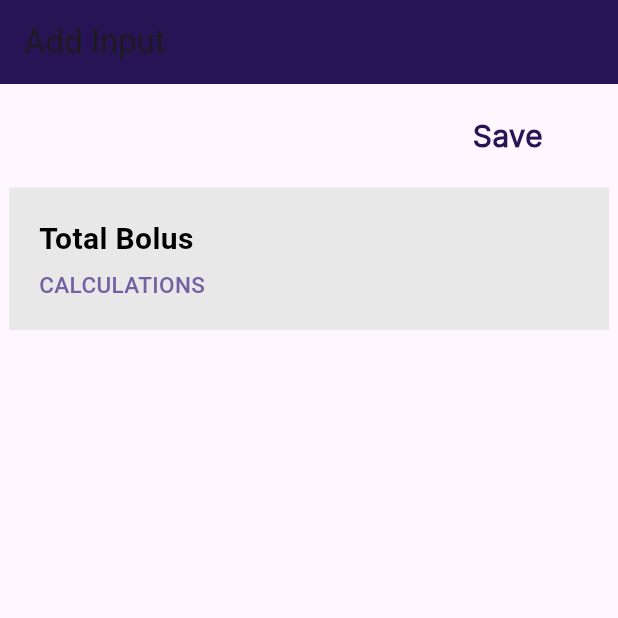
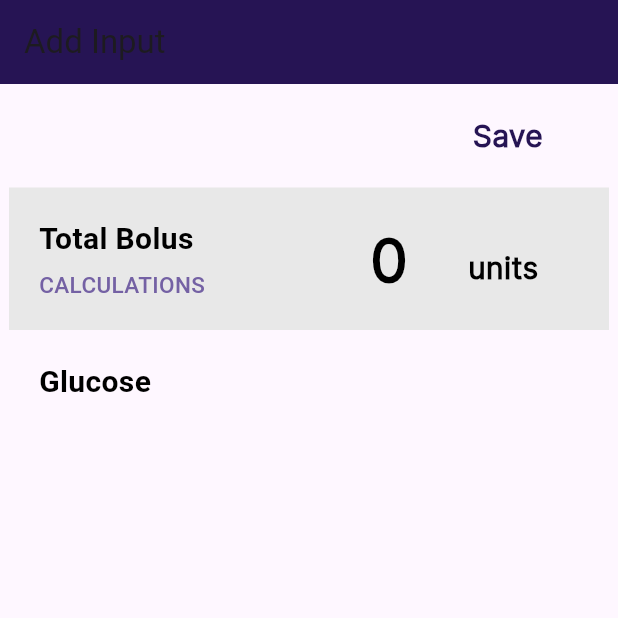
Before and after one commit to Layal-sh/senior-project, a Flutter app: the AddInput screen opened directly, on a phone screen of 412 x 824 dp, the top half of it. Run offline on Flutter 3.47's test engine with Material 3 defaults, Android fonts, the phone set to English and light mode, and no system bars; our stand-ins replace sqflite; accounts and stored records are empty.

Commit message:
fixed few stuff

```diff
--- a/lib/app.dart
+++ b/lib/app.dart
@@ -193,16 +193,17 @@ class AddInput extends StatelessWidget {
                 //height: 100,
                 width: 400,
 
-                child: Column(
+                child: Row(
                   crossAxisAlignment: CrossAxisAlignment.start,
                   children: [
                     SizedBox(
-                      height: 20,
+                      width: 20,
                     ),
-                    Row(
+                    Column(
+                      crossAxisAlignment: CrossAxisAlignment.start,
                       children: [
                         SizedBox(
-                          width: 20,
+                          height: 20,
                         ),
                         Text(
                           'Total Bolus',
@@ -211,15 +212,8 @@ class AddInput extends StatelessWidget {
                               color: Colors.black,
                               fontWeight: FontWeight.w700),
                         ),
-                      ],
-                    ),
-                    SizedBox(
-                      height: 5,
-                    ),
-                    Row(
-                      children: [
                         SizedBox(
-                          width: 20,
+                          height: 5,
                         ),
                         Text(
                           'CALCULATIONS',
@@ -228,10 +222,46 @@ class AddInput extends StatelessWidget {
                               color: const Color.fromARGB(255, 116, 97, 164),
                               fontWeight: FontWeight.w500),
                         ),
+                        SizedBox(
+                          height: 20,
+                        ),
                       ],
                     ),
                     SizedBox(
-                      height: 20,
+                      width: 110,
+                    ),
+                    Column(
+                      children: [
+                        SizedBox(
+                          height: 20,
+                        ),
+                        Text(
+                          "0",
+                          style: TextStyle(
+                              fontSize: 40,
+                              fontFamily: "Inter",
+                              color: Color.fromARGB(255, 0, 0, 0),
+                              fontWeight: FontWeight.w600),
+                        ),
+                      ],
+                    ),
+                    SizedBox(
+                      width: 40,
+                    ),
+                    Column(
+                      children: [
+                        SizedBox(
+                          height: 39,
+                        ),
+                        Text(
+                          "units",
+                          style: TextStyle(
+                              fontSize: 20,
+                              fontFamily: "Inter",
+                              color: Color.fromARGB(255, 0, 0, 0),
+                              fontWeight: FontWeight.w600),
+                        ),
+                      ],
                     ),
                   ],
                 ),
@@ -240,6 +270,31 @@ class AddInput extends StatelessWidget {
             const SizedBox(
               height: 20,
             ),
+            Container(
+              child: SizedBox(
+                //height: 100,
+                width: 400,
+
+                child: Row(
+                  crossAxisAlignment: CrossAxisAlignment.start,
+                  children: [
+                    SizedBox(
+                      width: 20,
+                    ),
+                    const Text(
+                      'Glucose',
+                      style: TextStyle(
+                          fontSize: 20,
+                          color: Colors.black,
+                          fontWeight: FontWeight.w700),
+                    ),
+                    const SizedBox(
+                      width: 110,
+                    ),
+                  ],
+                ),
+              ),
+            ),
           ],
         ),
       ),
--- a/pubspec.yaml
+++ b/pubspec.yaml
@@ -38,6 +38,7 @@ dependencies:
   # The following adds the Cupertino Icons font to your application.
   # Use with the CupertinoIcons class for iOS style icons.
   cupertino_icons: ^1.0.2
+  flutter_riverpod: ^2.4.10
 
 dev_dependencies:
   flutter_test:
@@ -48,7 +49,7 @@ dev_dependencies:
   # activated in the `analysis_options.yaml` file located at the root of your
   # package. See that file for information about deactivating specific lint
   # rules and activating additional ones.
-  flutter_lints: ^3.0.1
+  flutter_lints: ^2.0.0
 
 # For information on the generic Dart part of this file, see the
 # following page: https://dart.dev/tools/pub/pubspec
```
Also changed, not shown: pubspec.lock, 2 other files.
